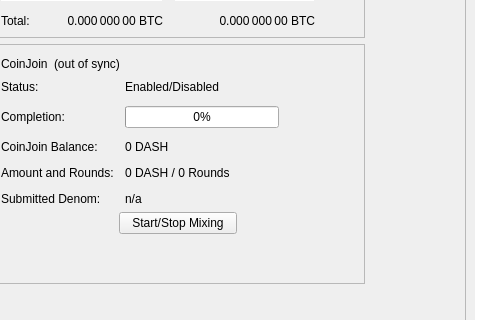
This is src/qt/forms/overviewpage.ui in d0wn3d/gobyte as Qt 5 draws it before an edit; both pictures show x 114 to 594 and y 178 to 498 of the 960 by 585 pixel window. The edited form follows.
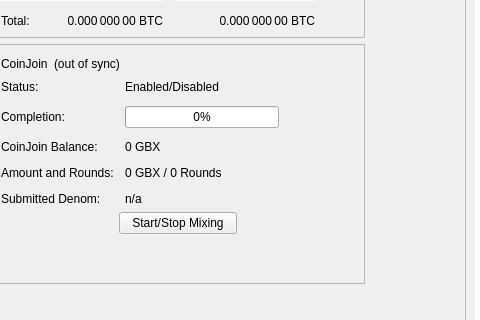
This is the edited form.

Commit message:
chore(branding):Rebrands Dash Core to GoByte Core throughout documentation
Updates all documentation, examples, and user-facing references
from Dash Core to GoByte Core, including command names, URLs,
network references, and sample configuration paths. Improves
consistency, clarifies instructions, and ensures all technical
and community resources point to GoByte-related endpoints.
Modernizes terminology and aligns project branding.
Pray for me :)

Diff of the .ui file:
```diff
--- a/src/qt/forms/overviewpage.ui
+++ b/src/qt/forms/overviewpage.ui
@@ -455,7 +455,7 @@
             <item row="2" column="1">
              <widget class="QLabel" name="labelAnonymized">
               <property name="text">
-               <string notr="true">0 DASH</string>
+               <string notr="true">0 GBX</string>
               </property>
              </widget>
             </item>
@@ -469,7 +469,7 @@
             <item row="3" column="1">
              <widget class="QLabel" name="labelAmountRounds">
               <property name="text">
-               <string>0 DASH / 0 Rounds</string>
+               <string>0 GBX / 0 Rounds</string>
               </property>
              </widget>
             </item>
```
Left out of the diff: 6 changed lines with no effect on the pictures. The commit also changes 172 other files.
